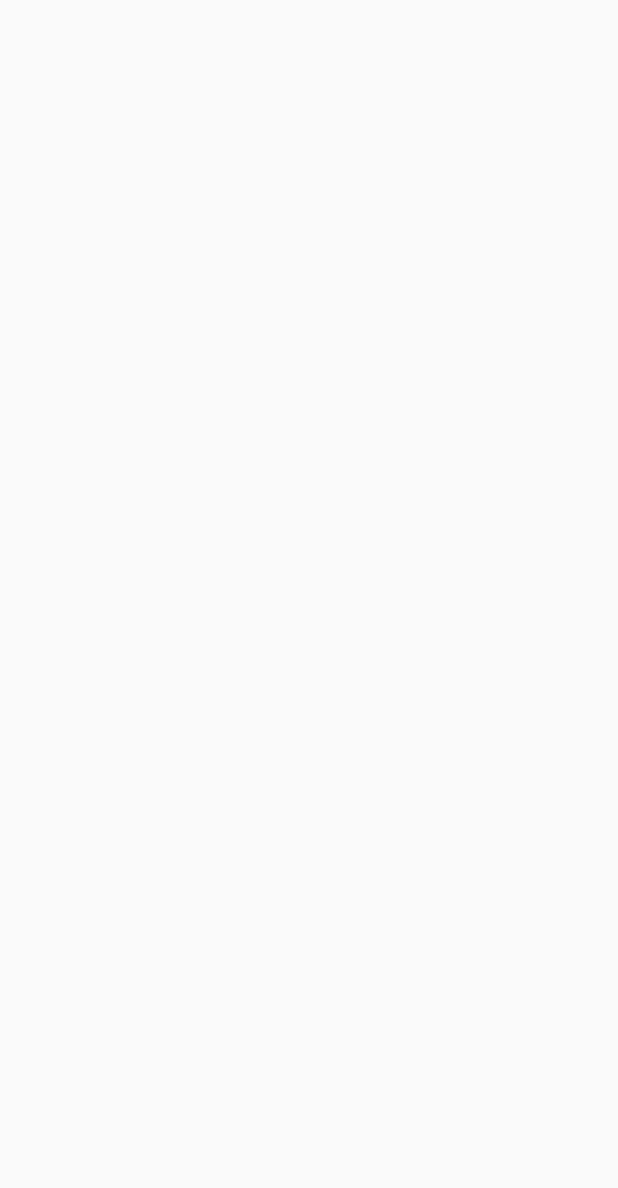
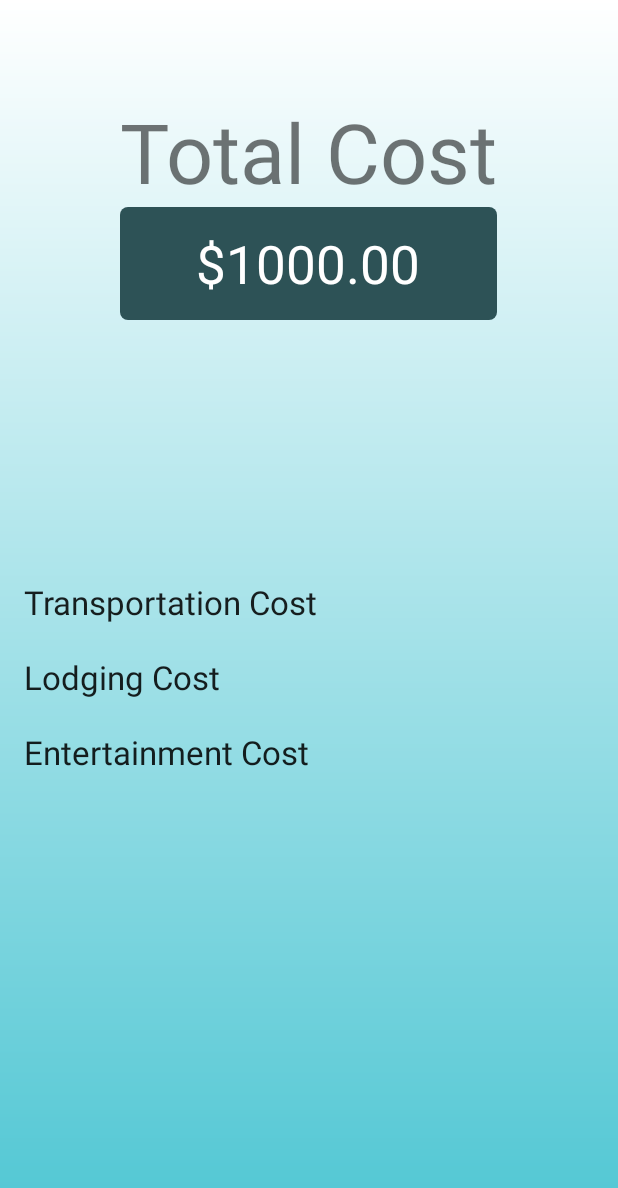
Before and after one commit to samanthagrant/Trestimate, an Android app: the Final screen opened directly, with no data from a screen before it, on a phone screen of 412 x 824 dp. Before the commit the part shown is empty. Shown: the top 1188 px of the screen. Run offline under Robolectric (Android 15) with nearby library versions, the phone set to English and light mode, and no system bars.

Commit message:
final screen and screenplay is now down

```diff
--- a/app/src/main/res/layout/entertainment_screen.xml
+++ b/app/src/main/res/layout/entertainment_screen.xml
@@ -65,13 +65,11 @@
         android:layout_below="@+id/textView"
         android:layout_centerHorizontal="true" />
 
-
-
     <TextView
         android:layout_width="150dp"
         android:layout_height="75dp"
         android:text="@string/Cost"
-        android:id="@+id/runningCost"
+        android:id="@+id/RunningTotalView"
         android:textColor="#ffffff"
         android:textIsSelectable="false"
         android:textSize="35dp"
@@ -89,7 +87,7 @@
         android:textAppearance="?android:attr/textAppearanceSmall"
         android:text="Running Total"
         android:id="@+id/runningTotal_label"
-        android:layout_above="@+id/runningCost"
+        android:layout_above="@+id/RunningTotalView"
         android:layout_alignParentLeft="true"
         android:layout_alignParentStart="true"
         android:textSize="20sp" />
--- a/app/src/main/res/layout/final_screen.xml
+++ b/app/src/main/res/layout/final_screen.xml
@@ -1,6 +1,84 @@
 <?xml version="1.0" encoding="utf-8"?>
-<LinearLayout xmlns:android="http://schemas.android.com/apk/res/android"
-    android:orientation="vertical" android:layout_width="match_parent"
-    android:layout_height="match_parent">
+<RelativeLayout xmlns:android="http://schemas.android.com/apk/res/android"
+    xmlns:tools="http://schemas.android.com/tools"
+    xmlns:app="http://schemas.android.com/apk/res-auto" android:layout_width="match_parent"
+    android:layout_height="match_parent" android:paddingLeft="@dimen/activity_horizontal_margin"
+    android:paddingRight="@dimen/activity_horizontal_margin"
+    android:paddingTop="@dimen/activity_vertical_margin"
+    android:paddingBottom="@dimen/activity_vertical_margin"
+    app:layout_behavior="@string/appbar_scrolling_view_behavior"
+    android:touchscreenBlocksFocus="true"
+    tools:context=".Final"
+    android:background="@drawable/main_background">
 
-</LinearLayout>
+    <TextView
+        android:layout_width="wrap_content"
+        android:layout_height="wrap_content"
+        android:textAppearance="?android:attr/textAppearanceSmall"
+        android:text="Total Cost"
+        android:id="@+id/Title"
+        android:textSize="55dp"
+        android:autoText="false"
+        android:layout_marginTop="48dp"
+        android:layout_alignParentTop="true"
+        android:layout_centerHorizontal="true" />
+
+    <TextView
+        android:layout_width="150dp"
+        android:layout_height="75dp"
+        android:text="$1000.00"
+        android:id="@+id/RunningTotalView"
+        android:textColor="#ffffff"
+        android:textIsSelectable="false"
+        android:textSize="35dp"
+        android:background="@drawable/running_cost_display"
+        android:singleLine="false"
+        android:height="69dp"
+        android:gravity="center"
+        android:layout_below="@+id/Title"
+        android:layout_alignLeft="@+id/Title"
+        android:layout_alignStart="@+id/Title"
+        android:layout_alignRight="@+id/Title"
+        android:layout_alignEnd="@+id/Title" />
+
+    <TextView
+        android:layout_width="wrap_content"
+        android:layout_height="wrap_content"
+        android:textAppearance="?android:attr/textAppearanceLarge"
+        android:text="Transportation Cost"
+        android:id="@+id/Transport_Header"
+        android:layout_centerVertical="true"
+        android:layout_alignParentLeft="true"
+        android:layout_alignParentStart="true"
+        android:layout_alignRight="@+id/RunningTotalView"
+        android:layout_alignEnd="@+id/RunningTotalView"
+        android:height="50dp" />
+
+    <TextView
+        android:layout_width="wrap_content"
+        android:layout_height="wrap_content"
+        android:textAppearance="?android:attr/textAppearanceLarge"
+        android:text="Lodging Cost"
+        android:id="@+id/Lodging_Header"
+        android:enabled="true"
+        android:height="50dp"
+        android:layout_below="@+id/Transport_Header"
+        android:layout_alignParentLeft="true"
+        android:layout_alignParentStart="true"
+        android:layout_alignRight="@+id/Transport_Header"
+        android:layout_alignEnd="@+id/Transport_Header" />
+
+    <TextView
+        android:layout_width="wrap_content"
+        android:layout_height="wrap_content"
+        android:textAppearance="?android:attr/textAppearanceLarge"
+        android:text="Entertainment Cost"
+        android:id="@+id/Entertain_Header"
+        android:layout_below="@+id/Lodging_Header"
+        android:layout_alignParentLeft="true"
+        android:layout_alignParentStart="true"
+        android:layout_alignRight="@+id/Lodging_Header"
+        android:layout_alignEnd="@+id/Lodging_Header"
+        android:height="50dp" />
+
+</RelativeLayout>
--- a/app/src/main/res/layout/lodging_screen.xml
+++ b/app/src/main/res/layout/lodging_screen.xml
@@ -78,7 +78,7 @@
         android:layout_width="150dp"
         android:layout_height="75dp"
         android:text="@string/Cost"
-        android:id="@+id/runningCost"
+        android:id="@+id/RunningTotalView"
         android:textColor="#ffffff"
         android:textIsSelectable="false"
         android:textSize="35dp"
@@ -107,7 +107,7 @@
         android:textAppearance="?android:attr/textAppearanceSmall"
         android:text="Running Total"
         android:id="@+id/runningTotal_label"
-        android:layout_above="@+id/runningCost"
+        android:layout_above="@+id/RunningTotalView"
         android:layout_alignParentLeft="true"
         android:layout_alignParentStart="true"
         android:textSize="20sp" />
--- a/app/src/main/res/layout/main_screen.xml
+++ b/app/src/main/res/layout/main_screen.xml
@@ -17,7 +17,7 @@
         android:layout_height="wrap_content"
         android:textAppearance="?android:attr/textAppearanceSmall"
         android:text="From"
-        android:id="@+id/From"
+        android:id="@+id/Title"
         android:textSize="25dp"
         android:autoText="false"
         android:layout_alignParentTop="true"
@@ -29,10 +29,10 @@
         android:id="@+id/source"
         android:entries="@array/leaving_destinations"
         android:layout_alignParentTop="false"
-        android:layout_toRightOf="@+id/From"
-        android:layout_toEndOf="@+id/From"
+        android:layout_toRightOf="@+id/Title"
+        android:layout_toEndOf="@+id/Title"
         android:layout_alignParentEnd="false"
-        android:layout_alignTop="@+id/From"
+        android:layout_alignTop="@+id/Title"
         android:paddingStart="25dp"
         />
 
@@ -44,7 +44,7 @@
         android:textSize="25dp"
         android:autoText="false"
         android:text="To"
-        android:layout_below="@+id/From"
+        android:layout_below="@+id/Title"
         android:layout_alignParentLeft="true"
         android:layout_alignParentStart="false"
         android:layout_marginTop="45dp" />
--- a/app/src/main/res/layout/misc_screen.xml
+++ b/app/src/main/res/layout/misc_screen.xml
@@ -79,7 +79,7 @@
         android:layout_width="150dp"
         android:layout_height="75dp"
         android:text="@string/Cost"
-        android:id="@+id/runningCost"
+        android:id="@+id/RunningTotalView"
         android:textColor="#ffffff"
         android:textIsSelectable="false"
         android:textSize="35dp"
@@ -108,7 +108,7 @@
         android:textAppearance="?android:attr/textAppearanceSmall"
         android:text="Running Total"
         android:id="@+id/runningTotal_label"
-        android:layout_above="@+id/runningCost"
+        android:layout_above="@+id/RunningTotalView"
         android:layout_alignParentLeft="true"
         android:layout_alignParentStart="true"
         android:textSize="20sp" />
@@ -122,7 +122,7 @@
         android:textColor="#ffffff"
         android:textSize="30dp"
         android:textAllCaps="false"
-        android:layout_alignTop="@+id/runningCost"
+        android:layout_alignTop="@+id/RunningTotalView"
         android:layout_alignRight="@+id/spinner"
         android:layout_alignParentEnd="true"
         android:layout_alignParentRight="true"
--- a/app/src/main/res/layout/transportation_screen.xml
+++ b/app/src/main/res/layout/transportation_screen.xml
@@ -78,7 +78,7 @@
         android:layout_width="150dp"
         android:layout_height="75dp"
         android:text="@string/Cost"
-        android:id="@+id/runningCost"
+        android:id="@+id/RunningTotalView"
         android:textColor="#ffffff"
         android:textIsSelectable="false"
         android:textSize="35dp"
@@ -105,7 +105,7 @@
         android:textAppearance="?android:attr/textAppearanceSmall"
         android:text="Running Total"
         android:id="@+id/runningTotal_label"
-        android:layout_above="@+id/runningCost"
+        android:layout_above="@+id/RunningTotalView"
         android:layout_alignParentLeft="true"
         android:layout_alignParentStart="true"
         android:textSize="20sp" />
```
Also changed, not shown: 1 other file.
